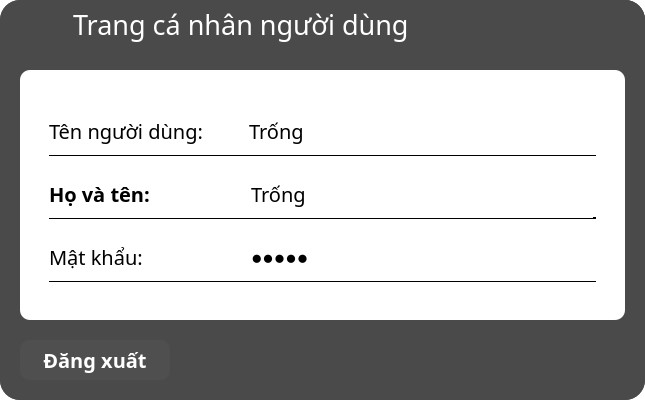
Above: UI_Files/profile_form.ui from hoangm960/Astraea before the change. Below: the same form after it.
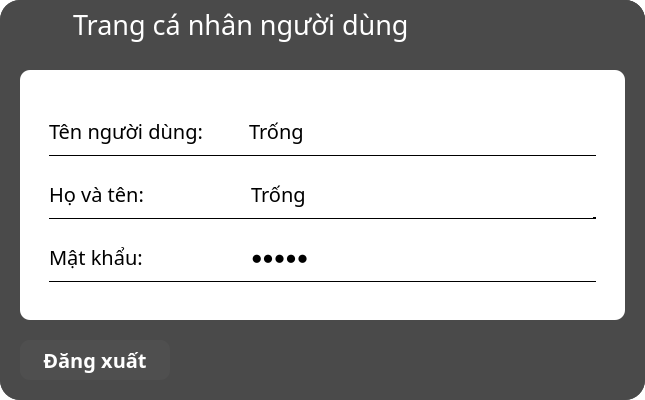
That is the form after the change. Icons and pictures are not drawn.

Patch:
```diff
--- a/UI_Files/profile_form.ui
+++ b/UI_Files/profile_form.ui
@@ -484,8 +484,8 @@
                  <font>
                   <family>Montserrat</family>
                   <pointsize>15</pointsize>
-                  <weight>75</weight>
-                  <bold>true</bold>
+                  <weight>50</weight>
+                  <bold>false</bold>
                  </font>
                 </property>
                 <property name="styleSheet">
```
